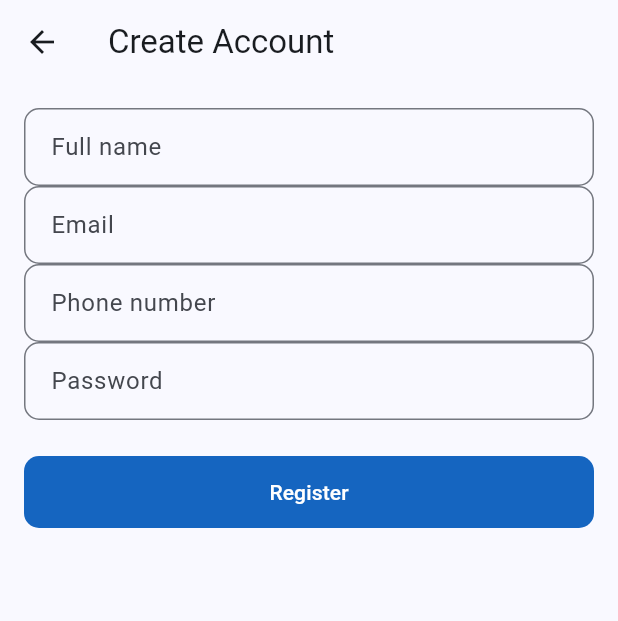
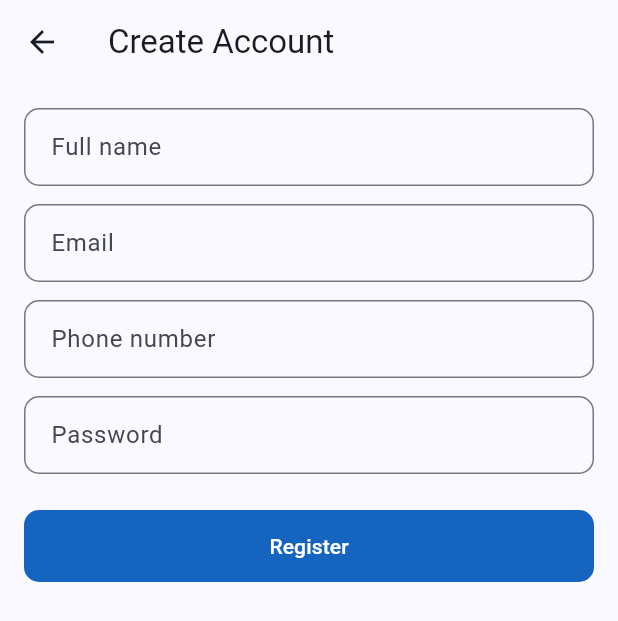
Before and after one commit to paazka24-cyber/techfix, a Flutter app: the RegisterScreen screen opened directly, on a phone screen of 412 x 824 dp. Shown: the top 621 px of the screen. Run offline on Flutter 3.47's test engine with Material 3 defaults, Android fonts, the phone set to English and light mode, and no system bars; our stand-ins replace cloud_firestore, firebase_auth, firebase_core, firebase_messaging, flutter_riverpod, image_picker and 1 more; accounts and stored records are empty.

Commit message:
Final hand-over version

```diff
--- a/lib/screens/auth/register_screen.dart
+++ b/lib/screens/auth/register_screen.dart
@@ -87,6 +87,7 @@ class _RegisterScreenState extends ConsumerState<RegisterScreen> {
                 validator: (v) =>
                     (v == null || v.trim().isEmpty) ? 'Enter your name' : null,
               ),
+              const SizedBox(height: 12),
               TextFormField(
                 controller: _emailController,
                 keyboardType: TextInputType.emailAddress,
@@ -95,6 +96,7 @@ class _RegisterScreenState extends ConsumerState<RegisterScreen> {
                     ? 'Enter a valid email'
                     : null,
               ),
+              const SizedBox(height: 12),
               TextFormField(
                 controller: _phoneController,
                 keyboardType: TextInputType.phone,
@@ -103,6 +105,7 @@ class _RegisterScreenState extends ConsumerState<RegisterScreen> {
                     ? 'Enter your phone number'
                     : null,
               ),
+              const SizedBox(height: 12),
               TextFormField(
                 controller: _passwordController,
                 obscureText: true,
```
